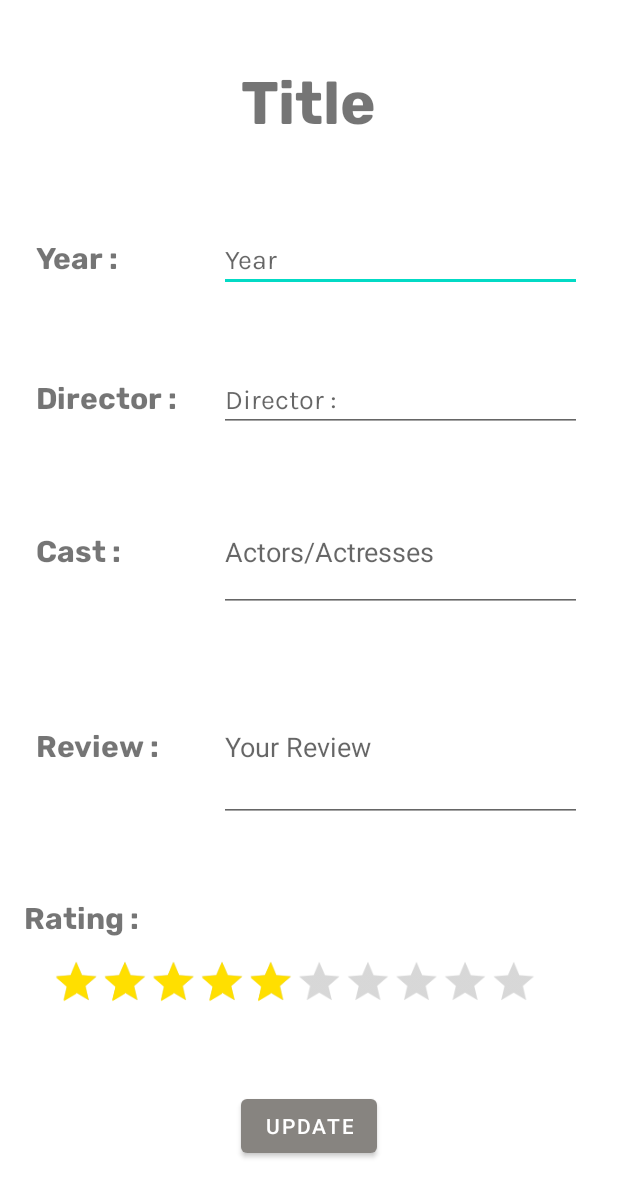
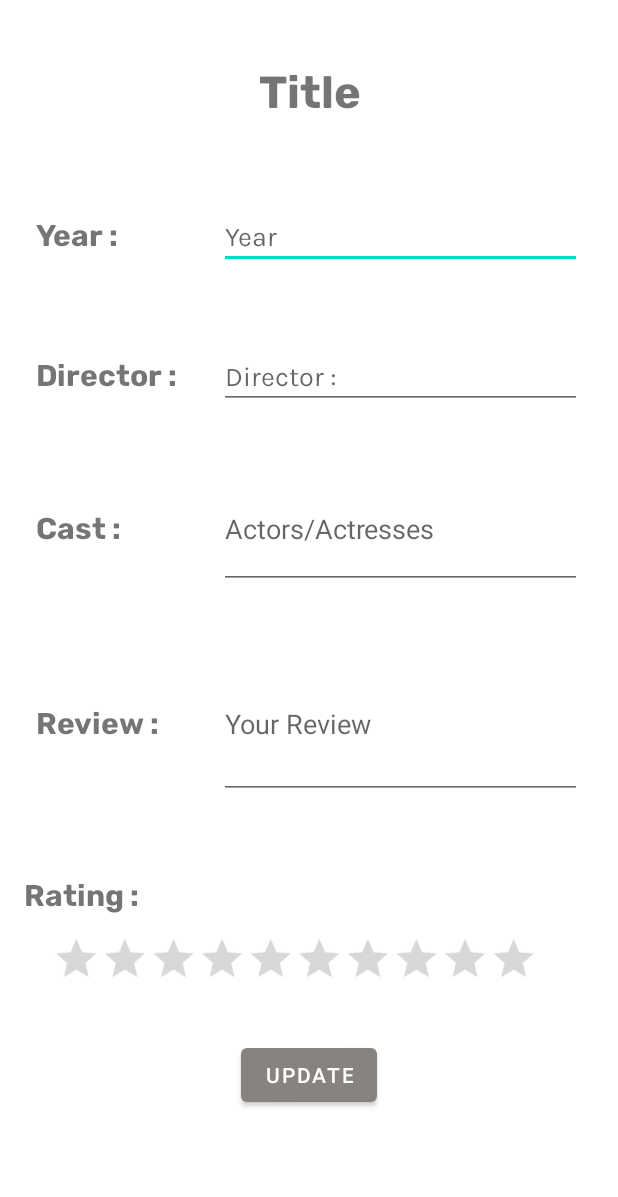
Before and after one commit to maneesha14w/MovieTracker, an Android app: the layout activity_movie_info.xml on its own in the app's theme, with its tools: preview values and no code run, on a phone screen of 412 x 824 dp. Shown: the top 1197 px of the screen. Run offline under Robolectric (Android 15) with nearby library versions, the phone set to English and light mode, and no system bars.

Commit message:
added front end for edit movie.

```diff
--- a/app/src/main/java/com/maneesha14w/movietracker/DbHelper.java
+++ b/app/src/main/java/com/maneesha14w/movietracker/DbHelper.java
@@ -23,8 +23,8 @@ public class DbHelper extends SQLiteOpenHelper { //class that extends SQLiteOpen
     protected static final String COLUMN_ACTORS = "actors";
     protected static final String COLUMN_RATING = "rating";
     protected static final String COLUMN_REVIEW = "review";
-    protected static final String COLUMN_FAVORITE= "favorite";
-    private static final String TAG = "DB_HELPER" ;
+    protected static final String COLUMN_FAVORITE = "favorite";
+    private static final String TAG = "DB_HELPER";
 
     // constructor
     public DbHelper(@Nullable Context context) {
@@ -35,7 +35,7 @@ public class DbHelper extends SQLiteOpenHelper { //class that extends SQLiteOpen
     @Override
     public void onCreate(SQLiteDatabase db) {
         db.execSQL(
-                "CREATE TABLE " +TABLE_NAME+
+                "CREATE TABLE " + TABLE_NAME +
                         "(_id INTEGER PRIMARY KEY AUTOINCREMENT, title TEXT, year INTEGER, director TEXT, actors TEXT, rating INTEGER, review TEXT, favorite BOOL)");
     }
 
@@ -71,39 +71,71 @@ public class DbHelper extends SQLiteOpenHelper { //class that extends SQLiteOpen
     // method that returns all data for listview
     public Cursor getAllData() {
         SQLiteDatabase db = this.getWritableDatabase();
-        String query = "SELECT * FROM " +TABLE_NAME+ " ORDER BY " +COLUMN_TITLE;
+        String query = "SELECT * FROM " + TABLE_NAME + " ORDER BY " + COLUMN_TITLE;
         return db.rawQuery(query, null);
     }
 
     //returns id of movie title
     public Cursor getId(String name) {
         SQLiteDatabase db = this.getWritableDatabase();
-        String query = "SELECT " +COLUMN_ID+ " FROM " +TABLE_NAME+ " WHERE " +COLUMN_TITLE+ " = '" +name.trim()+ "'";
+        String query = "SELECT " + COLUMN_ID + " FROM " + TABLE_NAME + " WHERE " + COLUMN_TITLE + " = '" + name.trim() + "'";
         return db.rawQuery(query, null);
     }
 
     //edits the favorites column of the movie with id which are passed as params
     public void addToFavorite(int id, String name) {
         SQLiteDatabase db = this.getWritableDatabase();
-        String query = "UPDATE " +TABLE_NAME+ " SET " + COLUMN_FAVORITE + " = '" + 1 + "' WHERE " +COLUMN_ID+ " = '" +id+
-                "' AND " +COLUMN_TITLE+ " = '" +name+ "'";
+        String query = "UPDATE " + TABLE_NAME + " SET " + COLUMN_FAVORITE + " = '" + 1 + "' WHERE " + COLUMN_ID + " = '" + id +
+                "' AND " + COLUMN_TITLE + " = '" + name + "'";
         Log.d(TAG, "updateFavorite: query: " + query);
-        Log.d(TAG, "updateFavorite: Setting id to: "+ id);
+        Log.d(TAG, "updateFavorite: Setting id to: " + id);
         db.execSQL(query);
     }
 
     public Cursor getAllFavorites() {
         SQLiteDatabase db = this.getWritableDatabase();
-        String query = "SELECT * FROM " +TABLE_NAME+ " WHERE " +COLUMN_FAVORITE+ " = '" +1+ "'";
+        String query = "SELECT * FROM " + TABLE_NAME + " WHERE " + COLUMN_FAVORITE + " = '" + 1 + "'";
         return db.rawQuery(query, null);
     }
 
     public void removeFromFavorite(int id, String name) {
         SQLiteDatabase db = this.getWritableDatabase();
-        String query = "UPDATE " +TABLE_NAME+ " SET " + COLUMN_FAVORITE + " = '" + 0 + "' WHERE " +COLUMN_ID+ " = '" +id+
-                "' AND " +COLUMN_TITLE+ " = '" +name+ "' AND " + COLUMN_FAVORITE+ " = '" +1+ "'";
+        String query = "UPDATE " + TABLE_NAME + " SET " + COLUMN_FAVORITE + " = '" + 0 + "' WHERE " + COLUMN_ID + " = '" + id +
+                "' AND " + COLUMN_TITLE + " = '" + name + "' AND " + COLUMN_FAVORITE + " = '" + 1 + "'";
         Log.d(TAG, "removeFavorite: query: " + query);
-        Log.d(TAG, "removeFavorite: Setting id to: "+ id);
+        Log.d(TAG, "removeFavorite: Setting id to: " + id);
+        db.execSQL(query);
+    }
+
+    public Cursor getMovieDetails(int id, String name) {
+        SQLiteDatabase db = this.getWritableDatabase();
+        String query = "SELECT * FROM " + TABLE_NAME + " WHERE " + COLUMN_ID + " = '" + id + "' AND " + COLUMN_TITLE + " = '" + name + "'";
+        Log.d(TAG, "getMovieDetails: "+ query);
+        return db.rawQuery(query, null);
+    }
+
+    public void columnUpdater(int id, String name, String columnToBeChanged, String newValue) {
+        String keyPhrase;
+        SQLiteDatabase db = this.getWritableDatabase();
+        switch (columnToBeChanged) {
+            case "year":
+                keyPhrase = COLUMN_YEAR;
+                break;
+            case "director":
+                keyPhrase = COLUMN_DIRECTOR;
+                break;
+            case "actors":
+                keyPhrase = COLUMN_ACTORS;
+                break;
+            case "review":
+                keyPhrase = COLUMN_REVIEW;
+                break;
+            default:
+                throw new IllegalStateException("Unexpected value: " + columnToBeChanged);
+        }
+
+        String query = "UPDATE " + TABLE_NAME + " SET " + keyPhrase + " = '" + newValue + "' WHERE " + COLUMN_ID + " = '" + id +
+                "' AND " + COLUMN_TITLE + " = '" + name + "'";
         db.execSQL(query);
     }
 }
--- a/app/src/main/java/com/maneesha14w/movietracker/MovieInfo.java
+++ b/app/src/main/java/com/maneesha14w/movietracker/MovieInfo.java
@@ -1,16 +1,82 @@
 package com.maneesha14w.movietracker;
+
+import android.content.Intent;
+import android.database.Cursor;
+import android.os.Bundle;
+import android.view.View;
+import android.widget.EditText;
+import android.widget.RatingBar;
+import android.widget.TextView;
+import android.widget.Toast;
 
 import androidx.appcompat.app.AppCompatActivity;
 
-import android.os.Bundle;
-
 public class MovieInfo extends AppCompatActivity {
 
-
+    private static final String TAG = "MOVIE_INFO";
+    private DbHelper dbHelper; // dbHelper obj
+    private EditText et_yearInfo, et_directorInfo, et_actorsInfo, et_reviewInfo;
+    private TextView tv_title;
+    private RatingBar ratingBar;
+    private int id;
+    private String title;
 
     @Override
     protected void onCreate(Bundle savedInstanceState) {
         super.onCreate(savedInstanceState);
         setContentView(R.layout.activity_movie_info);
+
+        dbHelper = new DbHelper(this);
+
+        et_yearInfo = findViewById(R.id.et_yearInfo);
+        et_directorInfo = findViewById(R.id.et_directorInfo);
+        et_actorsInfo = findViewById(R.id.et_actorsInfo);
+        et_reviewInfo = findViewById(R.id.et_reviewInfo);
+        ratingBar = findViewById(R.id.ratingBar);
+        tv_title = findViewById(R.id.tv_movieTitle);
+
+        Intent passedIntent = getIntent();
+        id = passedIntent.getIntExtra("id", -1);
+        title = passedIntent.getStringExtra("title");
+
+        tv_title.setText(title);
+        dataLoader();
+    }
+
+    private void dataLoader() {
+        Cursor data = dbHelper.getMovieDetails(id, title);
+
+        int itemId = -1; //default value
+        while (data.moveToNext()) {
+            et_yearInfo.setText(String.valueOf(data.getInt(2))); //get year
+            et_directorInfo.setText(data.getString(3)); //get director
+            et_actorsInfo.setText(data.getString(4)); // get actors
+            ratingBar.setRating(data.getFloat(5)); //get rating
+            et_reviewInfo.setText(data.getString(6)); //get review
+        }
+    }
+
+
+    public void updateBtnClicked(View view) {
+
+
+        String year = et_yearInfo.getText().toString().trim();
+        String director = et_directorInfo.getText().toString().trim();
+        String actors = et_actorsInfo.getText().toString().trim();
+        String review = et_reviewInfo.getText().toString().trim();
+
+        if (year.isEmpty() || director.isEmpty() || actors.isEmpty() || review.isEmpty()) {
+            Toaster("Please make sure all fields are entered!");
+        }
+
+        dbHelper.columnUpdater(id, title, "year", year);
+        dbHelper.columnUpdater(id, title, "director", director);
+        dbHelper.columnUpdater(id, title, "actors", actors);
+        dbHelper.columnUpdater(id, title, "review", review);
+    }
+
+
+    public void Toaster(String msg) {
+        Toast.makeText(this, msg, Toast.LENGTH_SHORT).show();
     }
 }
--- a/app/src/main/res/layout-v21/activity_movie_info.xml
+++ /dev/null
@@ -1,203 +0,0 @@
-<?xml version="1.0" encoding="utf-8"?>
-<androidx.constraintlayout.widget.ConstraintLayout xmlns:android="http://schemas.android.com/apk/res/android"
-    xmlns:app="http://schemas.android.com/apk/res-auto"
-    xmlns:tools="http://schemas.android.com/tools"
-    android:layout_width="match_parent"
-    android:layout_height="match_parent"
-    tools:context=".MovieInfo">
-
-    <TextView
-        android:id="@+id/tv_MovieTitle"
-        android:layout_width="wrap_content"
-        android:layout_height="wrap_content"
-        android:layout_marginTop="40dp"
-        android:fontFamily="@font/rubik_bold"
-        android:text="@string/title"
-        android:textSize="40sp"
-        app:layout_constraintEnd_toEndOf="parent"
-        app:layout_constraintHorizontal_bias="0.5"
-        app:layout_constraintStart_toStartOf="parent"
-        app:layout_constraintTop_toTopOf="parent" />
-
-    <LinearLayout
-        android:id="@+id/linear_year"
-        android:layout_width="0dp"
-        android:layout_height="wrap_content"
-        android:layout_marginTop="50dp"
-        android:orientation="horizontal"
-        app:layout_constraintEnd_toEndOf="parent"
-        app:layout_constraintHorizontal_bias="0.5"
-        app:layout_constraintStart_toStartOf="parent"
-        app:layout_constraintTop_toBottomOf="@+id/tv_MovieTitle">
-
-        <TextView
-            android:id="@+id/tv_yearPointer"
-            android:layout_width="0dp"
-            android:layout_height="wrap_content"
-            android:layout_marginStart="24dp"
-            android:layout_weight="1"
-            android:fontFamily="@font/rubik_bold"
-            android:text="@string/yearTV"
-            android:textSize="20sp" />
-
-        <EditText
-            android:id="@+id/et_yearInfo"
-            android:layout_width="120dp"
-            android:layout_height="wrap_content"
-            android:layout_marginEnd="24dp"
-            android:layout_weight="1"
-            android:ems="10"
-            android:fontFamily="@font/karla"
-            android:hint="@string/year"
-            android:importantForAutofill="no"
-            android:inputType="number"
-            android:maxLength="4" />
-    </LinearLayout>
-
-    <LinearLayout
-        android:id="@+id/linear_director"
-        android:layout_width="0dp"
-        android:layout_height="wrap_content"
-        android:layout_marginTop="50dp"
-        android:orientation="horizontal"
-        app:layout_constraintEnd_toEndOf="parent"
-        app:layout_constraintHorizontal_bias="0.0"
-        app:layout_constraintStart_toStartOf="parent"
-        app:layout_constraintTop_toBottomOf="@+id/linear_year">
-
-        <TextView
-            android:id="@+id/tv_directorPointer"
-            android:layout_width="0dp"
-            android:layout_height="wrap_content"
-            android:layout_marginStart="24dp"
-            android:layout_weight="1"
-            android:fontFamily="@font/rubik_bold"
-            android:text="@string/director"
-            android:textSize="20sp" />
-
-        <EditText
-            android:id="@+id/et_directorInfo"
-            android:layout_width="120dp"
-            android:layout_height="wrap_content"
-            android:layout_marginEnd="24dp"
-            android:layout_weight="1"
-            android:ems="10"
-            android:fontFamily="@font/karla"
-            android:hint="@string/directorTV"
-            android:importantForAutofill="no"
-            android:inputType="textCapWords" />
-    </LinearLayout>
-
-    <LinearLayout
-        android:id="@+id/linear_actors"
-        android:layout_width="0dp"
-        android:layout_height="wrap_content"
-        android:layout_marginTop="40dp"
-        android:orientation="horizontal"
-        app:layout_constraintEnd_toEndOf="parent"
-        app:layout_constraintHorizontal_bias="0.0"
-        app:layout_constraintStart_toStartOf="parent"
-        app:layout_constraintTop_toBottomOf="@+id/linear_director">
-
-        <TextView
-            android:id="@+id/tv_actorsPointer"
-            android:layout_width="0dp"
-            android:layout_height="wrap_content"
-            android:layout_marginStart="24dp"
-            android:layout_weight="1"
-            android:fontFamily="@font/rubik_bold"
-            android:text="@string/castTV"
-            android:textSize="20sp" />
-
-        <EditText
-            android:id="@+id/et_actorsInfo"
-            android:layout_width="120dp"
-            android:layout_height="80dp"
-            android:layout_marginEnd="24dp"
-            android:layout_weight="1"
-            android:ems="10"
-            android:hint="@string/actors_actressesTV"
-            android:importantForAutofill="no"
-            android:inputType="textCapWords" />
-    </LinearLayout>
-
-    <LinearLayout
-        android:id="@+id/linear_review"
-        android:layout_width="0dp"
-        android:layout_height="wrap_content"
-        android:layout_marginTop="40dp"
-        android:orientation="horizontal"
-        app:layout_constraintEnd_toEndOf="parent"
-        app:layout_constraintHorizontal_bias="0.0"
-        app:layout_constraintStart_toStartOf="parent"
-        app:layout_constraintTop_toBottomOf="@+id/linear_actors">
-
-        <TextView
-            android:id="@+id/tv_reviewPointer"
-            android:layout_width="0dp"
-            android:layout_height="wrap_content"
-            android:layout_marginStart="24dp"
-            android:layout_weight="1"
-            android:fontFamily="@font/rubik_bold"
-            android:text="@string/reviewTV"
-            android:textSize="20sp" />
-
-        <EditText
-            android:id="@+id/et_reviewInfo"
-            android:layout_width="120dp"
-            android:layout_height="100dp"
-            android:layout_marginEnd="24dp"
-            android:layout_weight="1"
-            android:ems="10"
-            android:hint="@string/your_reviewTV"
-            android:importantForAutofill="no"
-            android:inputType="textCapSentences" />
-    </LinearLayout>
-
-
-    <TextView
-        android:id="@+id/tv_ratingPointer"
-        android:layout_width="0dp"
-        android:layout_height="wrap_content"
-        android:layout_marginStart="16dp"
-        android:layout_marginTop="50dp"
-        android:layout_weight="1"
-        android:fontFamily="@font/rubik_bold"
-        android:text="@string/ratingTV"
-        android:textSize="20sp"
-        app:layout_constraintStart_toStartOf="parent"
-        app:layout_constraintTop_toBottomOf="@+id/linear_review" />
-
-    <RatingBar
-        android:id="@+id/ratingBar"
-        style="@style/Widget.AppCompat.RatingBar.Indicator"
-        android:layout_width="wrap_content"
-        android:layout_height="wrap_content"
-        android:layout_gravity="center_horizontal"
-        android:layout_marginStart="16dp"
-        android:layout_marginTop="8dp"
-        android:layout_marginEnd="35dp"
-        android:isIndicator="false"
-        android:numStars="10"
-        android:progressTint="@color/yellow"
-        android:rating="5"
-        android:scaleX=".9"
-        android:scaleY=".9"
-        android:secondaryProgressTint="@color/yellow"
-        android:stepSize="1"
-        app:layout_constraintEnd_toEndOf="parent"
-        app:layout_constraintStart_toStartOf="parent"
-        app:layout_constraintTop_toBottomOf="@+id/tv_ratingPointer" />
-
-    <Button
-        android:id="@+id/btn_update"
-        android:layout_width="wrap_content"
-        android:layout_height="wrap_content"
-        android:layout_marginTop="54dp"
-        android:text="Update"
-        app:layout_constraintEnd_toEndOf="parent"
-        app:layout_constraintStart_toStartOf="parent"
-        app:layout_constraintTop_toBottomOf="@+id/ratingBar" />
-
-
-</androidx.constraintlayout.widget.ConstraintLayout>
--- a/app/src/main/res/layout/activity_movie_info.xml
+++ b/app/src/main/res/layout/activity_movie_info.xml
@@ -7,13 +7,14 @@
     tools:context=".MovieInfo">
 
     <TextView
-        android:id="@+id/tv_MovieTitle"
+        android:id="@+id/tv_movieTitle"
         android:layout_width="wrap_content"
         android:layout_height="wrap_content"
         android:layout_marginTop="40dp"
         android:fontFamily="@font/rubik_bold"
+        android:gravity="center_horizontal"
         android:text="@string/title"
-        android:textSize="40sp"
+        android:textSize="30sp"
         app:layout_constraintEnd_toEndOf="parent"
         app:layout_constraintHorizontal_bias="0.5"
         app:layout_constraintStart_toStartOf="parent"
@@ -28,7 +29,7 @@
         app:layout_constraintEnd_toEndOf="parent"
         app:layout_constraintHorizontal_bias="0.5"
         app:layout_constraintStart_toStartOf="parent"
-        app:layout_constraintTop_toBottomOf="@+id/tv_MovieTitle">
+        app:layout_constraintTop_toBottomOf="@+id/tv_movieTitle">
 
         <TextView
             android:id="@+id/tv_yearPointer"
@@ -180,7 +181,6 @@
         android:isIndicator="false"
         android:numStars="10"
         android:progressTint="@color/yellow"
-        android:rating="5"
         android:scaleX=".9"
         android:scaleY=".9"
         android:secondaryProgressTint="@color/yellow"
@@ -193,7 +193,8 @@
         android:id="@+id/btn_update"
         android:layout_width="wrap_content"
         android:layout_height="wrap_content"
-        android:layout_marginTop="54dp"
+        android:layout_marginTop="35dp"
+        android:onClick="updateBtnClicked"
         android:text="@string/update"
         app:layout_constraintEnd_toEndOf="parent"
         app:layout_constraintStart_toStartOf="parent"
```
